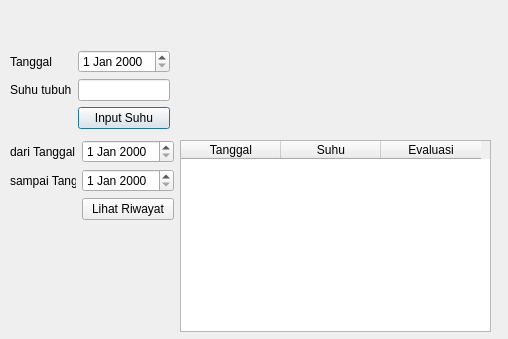
raihanastrada/rpl-sistem-corona, file src/suhuTubuhMenu.ui: the form before one commit.
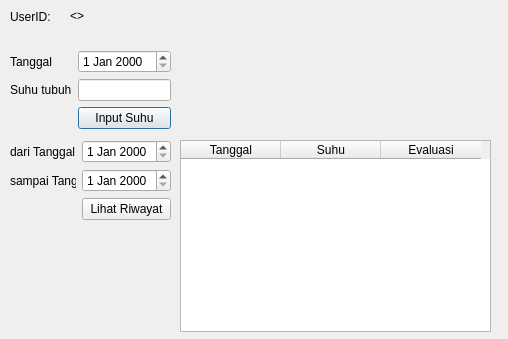
The form after the commit.

Commit message: Added menu control

Diff of the .ui file:
```diff
--- a/src/suhuTubuhMenu.ui
+++ b/src/suhuTubuhMenu.ui
@@ -18,7 +18,7 @@
     <rect>
      <x>10</x>
      <y>50</y>
-     <width>160</width>
+     <width>161</width>
      <height>80</height>
     </rect>
    </property>
@@ -82,7 +82,7 @@
     <rect>
      <x>10</x>
      <y>140</y>
-     <width>164</width>
+     <width>161</width>
      <height>80</height>
     </rect>
    </property>
@@ -116,6 +116,32 @@
     </item>
    </layout>
   </widget>
+  <widget class="QLabel" name="label">
+   <property name="geometry">
+    <rect>
+     <x>10</x>
+     <y>10</y>
+     <width>47</width>
+     <height>13</height>
+    </rect>
+   </property>
+   <property name="text">
+    <string>UserID:</string>
+   </property>
+  </widget>
+  <widget class="QLabel" name="userid">
+   <property name="geometry">
+    <rect>
+     <x>70</x>
+     <y>6</y>
+     <width>81</width>
+     <height>20</height>
+    </rect>
+   </property>
+   <property name="text">
+    <string>&lt;&lt;userid&gt;&gt;</string>
+   </property>
+  </widget>
  </widget>
  <resources/>
  <connections/>
```
Left out of the diff: 4 changed lines with no effect on the pictures. The commit also changes 1 other file.
